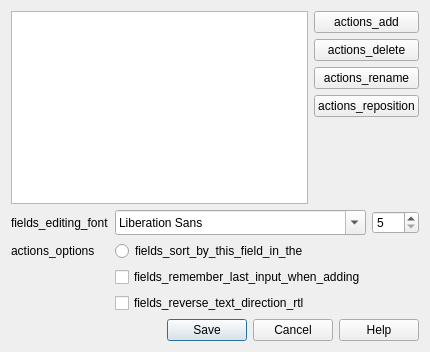
The window that qt/aqt/forms/fields.ui (ankitects/anki) describes before a commit, drawn with Qt 5.
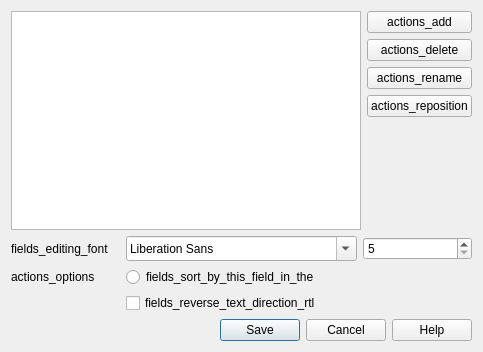
The same window after the commit.

Commit message:
remove sticky setting from fields dialog
https://forums.ankiweb.net/t/anki-2-1-45-alpha/10061/60

```diff
--- a/qt/aqt/forms/fields.ui
+++ b/qt/aqt/forms/fields.ui
@@ -6,7 +6,7 @@
    <rect>
     <x>0</x>
     <y>0</y>
-    <width>412</width>
+    <width>483</width>
     <height>352</height>
    </rect>
   </property>
@@ -84,13 +84,6 @@
    </item>
    <item>
     <layout class="QGridLayout" name="_2">
-     <item row="0" column="0">
-      <widget class="QLabel" name="label_5">
-       <property name="text">
-        <string>fields_editing_font</string>
-       </property>
-      </widget>
-     </item>
      <item row="0" column="1">
       <widget class="QFontComboBox" name="fontFamily">
        <property name="minimumSize">
@@ -101,13 +94,6 @@
        </property>
       </widget>
      </item>
-     <item row="3" column="1">
-      <widget class="QCheckBox" name="rtl">
-       <property name="text">
-        <string>fields_reverse_text_direction_rtl</string>
-       </property>
-      </widget>
-     </item>
      <item row="0" column="2">
       <widget class="QSpinBox" name="fontSize">
        <property name="minimum">
@@ -118,13 +104,6 @@
        </property>
       </widget>
      </item>
-     <item row="2" column="1">
-      <widget class="QCheckBox" name="sticky">
-       <property name="text">
-        <string>fields_remember_last_input_when_adding</string>
-       </property>
-      </widget>
-     </item>
      <item row="1" column="0">
       <widget class="QLabel" name="label_18">
        <property name="text">
@@ -139,6 +118,20 @@
        </property>
       </widget>
      </item>
+     <item row="2" column="1">
+      <widget class="QCheckBox" name="rtl">
+       <property name="text">
+        <string>fields_reverse_text_direction_rtl</string>
+       </property>
+      </widget>
+     </item>
+     <item row="0" column="0">
+      <widget class="QLabel" name="label_5">
+       <property name="text">
+        <string>fields_editing_font</string>
+       </property>
+      </widget>
+     </item>
     </layout>
    </item>
    <item>
```
Left out of the diff: 1 changed line with no effect on the pictures. The commit also changes 1 other file.
